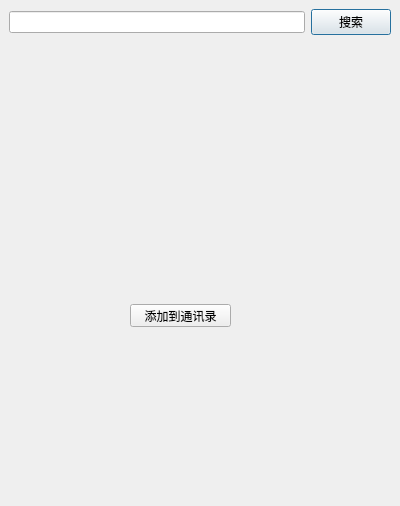
Before: the Qt Designer form ui_components/forms/addfriendwindow.ui in ASUJY/WeLink, drawn with Qt 5.
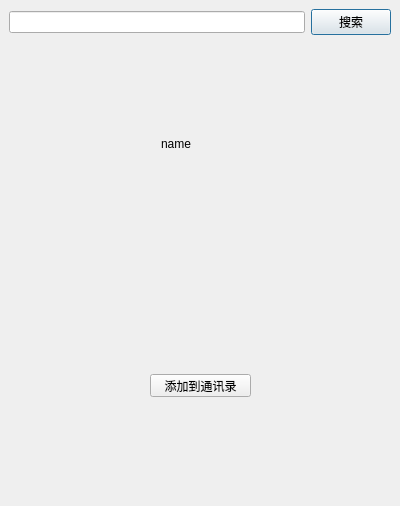
After: the same form once the commit is applied.

Commit message: feat:优化添加朋友UI界面的显示效果

The edit to the form file:
```diff
--- a/ui_components/forms/addfriendwindow.ui
+++ b/ui_components/forms/addfriendwindow.ui
@@ -70,17 +70,17 @@
       <widget class="QWidget" name="widget_2" native="true">
        <property name="geometry">
         <rect>
-         <x>20</x>
+         <x>40</x>
          <y>60</y>
          <width>321</width>
-         <height>241</height>
+         <height>311</height>
         </rect>
        </property>
        <widget class="QPushButton" name="btnAddFriend">
         <property name="geometry">
          <rect>
           <x>110</x>
-          <y>200</y>
+          <y>270</y>
           <width>101</width>
           <height>23</height>
          </rect>
@@ -89,6 +89,32 @@
          <string>添加到通讯录</string>
         </property>
        </widget>
+       <widget class="QLabel" name="labHeadIcon">
+        <property name="geometry">
+         <rect>
+          <x>30</x>
+          <y>20</y>
+          <width>80</width>
+          <height>80</height>
+         </rect>
+        </property>
+        <property name="text">
+         <string/>
+        </property>
+       </widget>
+       <widget class="QLabel" name="labName">
+        <property name="geometry">
+         <rect>
+          <x>121</x>
+          <y>24</y>
+          <width>101</width>
+          <height>31</height>
+         </rect>
+        </property>
+        <property name="text">
+         <string>name</string>
+        </property>
+       </widget>
       </widget>
      </widget>
     </widget>
```
Left out of the diff: 2 changed lines with no effect on the pictures. The commit also changes 2 other files.
